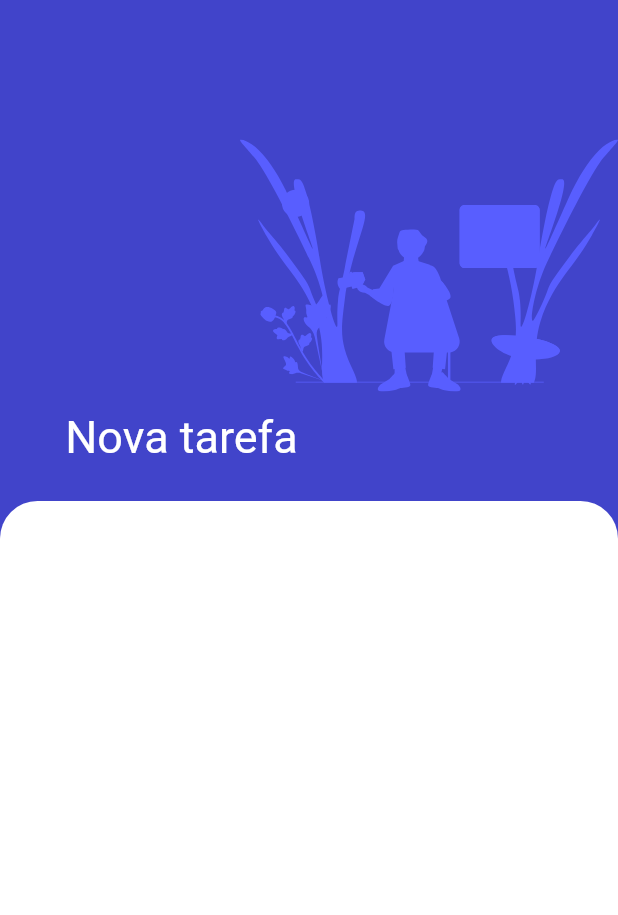
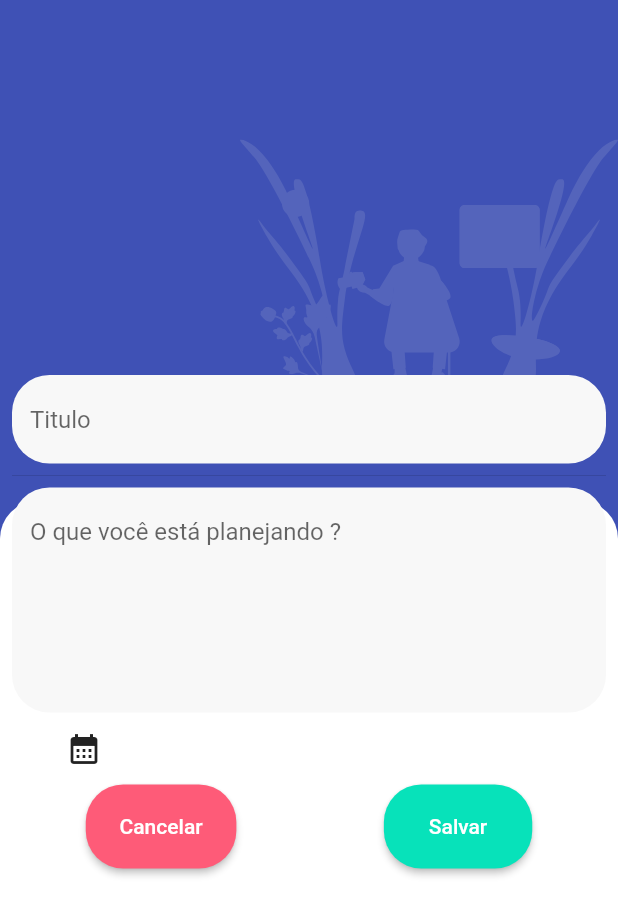
Before and after one commit to Elison12/TODO-flutter, a Flutter app: the screen it shows after launch, after a tap on the "add" icon, on a phone screen of 412 x 824 dp. Shown: the top 915 px of the screen. Run offline on Flutter 3.47's test engine with Material 2 defaults, Android fonts, the phone set to English and light mode, and no system bars; our stand-ins replace dot_navigation_bar, equatable, flutter_bloc, flutter_datetime_picker, flutter_svg, sqflite; accounts and stored records are empty.

Commit message:
modificando templates

```diff
--- a/lib/main.dart
+++ b/lib/main.dart
@@ -26,7 +26,7 @@ class MyApp extends StatelessWidget {
       child: MaterialApp(
             debugShowCheckedModeBanner: false,
             theme: ThemeData(
-              primarySwatch: Colors.blueGrey,
+              // primarySwatch: Colors.blueGrey,
             ),
             home: const HomePage()),
     );
--- a/lib/pages/addtask_page.dart
+++ b/lib/pages/addtask_page.dart
@@ -19,6 +19,8 @@ class _AddTaskPageState extends State<AddTaskPage> {
 
   @override
   Widget build(BuildContext context) => Scaffold(
+        // resizeToAvoidBottomInset: false,
+
         // appBar: AppBar(
         //   leading: GestureDetector(
         //       child: const Icon(
@@ -34,6 +36,7 @@ class _AddTaskPageState extends State<AddTaskPage> {
         //   // actions: [builderButton()],
         // ),
         body: SafeArea(child: backgroundObject()),
+
         // body: ListView(
         //   padding: const EdgeInsets.all(8.0),
         //   children: <Widget>[
@@ -119,26 +122,145 @@ class _AddTaskPageState extends State<AddTaskPage> {
       children: <Widget>[
         Container(
           margin: EdgeInsets.zero,
-          color: const Color(0xFF4144ca),
+          color: const Color(0xFF3f51b5),
         ),
         Container(
           margin: const EdgeInsets.only(bottom: 470, left: 160),
-          child: SvgPicture.asset("assets/img/tema.svg", color: Color(0xFF585eff)),
+          child: SvgPicture.asset("assets/img/tema.svg",
+              color: const Color(0xFF5464bb)),
           // decoration: BoxDecoration(
           //     // image: DecorationImage(image: ExactAssetImage('assets/img/newtask.png'))
           //     image: DecorationImage(
           //         image: SvgPicture.asset()))
         ),
+        // Container(
+        //     margin: const EdgeInsets.only(bottom: 570, right: 300),
+        //     child: IconButton(
+        //         onPressed: () {
+        //           print("clicou");
+        //           Navigator.pop(context);
+        //         },
+        //         icon: const Icon(
+        //           Icons.arrow_back_ios_new,
+        //           color: Color(0xFF585eff),
+        //         ))),
         Container(
             height: 100,
             margin: const EdgeInsets.only(bottom: 450, right: 170),
             child: const Text('Nova tarefa',
-                style: TextStyle(color: Colors.white, fontSize: 30))),
+                style: TextStyle(color: Color(0xFF939fdb), fontSize: 30))),
         Container(
             height: 490,
             decoration: const BoxDecoration(
                 color: Colors.white,
-                borderRadius: BorderRadius.vertical(top: Radius.circular(25))))
+                borderRadius: BorderRadius.vertical(top: Radius.circular(25)))),
+        ListView(
+          padding: const EdgeInsets.only(top: 250, left: 8, right: 8),
+          children: <Widget>[
+            Container(
+                decoration: ShapeDecoration(
+                    shape: RoundedRectangleBorder(
+                        borderRadius: BorderRadius.circular(25)),
+                    color: const Color(0xFFf8f8f8)),
+                child: TextField(
+                    controller: _title,
+                    decoration: const InputDecoration(
+                        hintText: "Titulo",
+                        border:
+                            OutlineInputBorder(borderSide: BorderSide.none)))),
+            const Divider(),
+            Container(
+                height: 150,
+                decoration: ShapeDecoration(
+                    shape: RoundedRectangleBorder(
+                        borderRadius: BorderRadius.circular(25)),
+                    color: const Color(0xFFf8f8f8)),
+                child: TextField(
+                    controller: _description,
+                    minLines: 1,
+                    maxLines: 5,
+                    decoration: InputDecoration(
+                        hintText: "O que você está planejando ?",
+                        border: OutlineInputBorder(
+                            borderSide: BorderSide.none,
+                            borderRadius: BorderRadius.circular(14))))),
+            Container(
+              margin: const EdgeInsets.only(right: 300),
+              child: IconButton(
+                onPressed: () {
+                  DatePicker.showDatePicker(context,
+                      showTitleActions: true,
+                      minTime: DateTime.now(),
+                      maxTime: DateTime(2022, 12, 12), onChanged: (date) {
+                    print('change $date');
+                  }, onConfirm: (date) {
+                    print('confirm $date');
+                  }, currentTime: DateTime.now(), locale: LocaleType.pt);
+                },
+                icon: const Icon(Icons.calendar_month),
+              ),
+            ),
+            Row(
+              mainAxisAlignment: MainAxisAlignment.spaceAround,
+              children: [
+                ElevatedButton(
+                  style: TextButton.styleFrom(
+                    shape: RoundedRectangleBorder(
+                        borderRadius: BorderRadius.circular(25)),
+                    backgroundColor: const Color(0xfffe5b78),
+                    padding: const EdgeInsets.symmetric(
+                        horizontal: 15 * 1.5, vertical: 20),
+                  ),
+                  // style: ButtonStyle(backgroundColor: Colors.red),
+                  child: const Text("Cancelar"),
+                  onPressed: () {
+                    Navigator.pop(context);
+                  },
+                ),
+                BlocBuilder<CrudBloc, CrudState>(builder: (context, state) {
+                  return ElevatedButton(
+                    style: TextButton.styleFrom(
+                      shape: RoundedRectangleBorder(
+                          borderRadius: BorderRadius.circular(25)),
+                      backgroundColor: const Color(0xFF07e2ba),
+                      padding: const EdgeInsets.symmetric(
+                          horizontal: 20 * 1.5, vertical: 20),
+                    ),
+                    child: Text('Salvar'),
+                    // style: ElevatedButton.styleFrom(
+                    //     foregroundColor: Colors.white),
+                    onPressed: () {
+                      if (_title.text.isNotEmpty &&
+                          _description.text.isNotEmpty) {
+                        context.read<CrudBloc>().add(
+                              AddTodo(
+                                // id:  1,
+                                title: _title.text,
+                                description: _description.text,
+                                createdTime: DateTime.now(),
+                              ),
+                            );
+                        ScaffoldMessenger.of(context)
+                            .showSnackBar(const SnackBar(
+                          duration: Duration(seconds: 1),
+                          content: Text("Tarefas adicionada !"),
+                        ));
+                        context.read<CrudBloc>().add(const FetchTodos());
+                        Navigator.pop(context);
+                      } else {
+                        ScaffoldMessenger.of(context).showSnackBar(SnackBar(
+                          content: Text(
+                              "titulo e descrição não podem ser vazias !"
+                                  .toUpperCase()),
+                        ));
+                      }
+                    },
+                  );
+                }),
+              ],
+            )
+          ],
+        )
       ],
     );
   }
```
